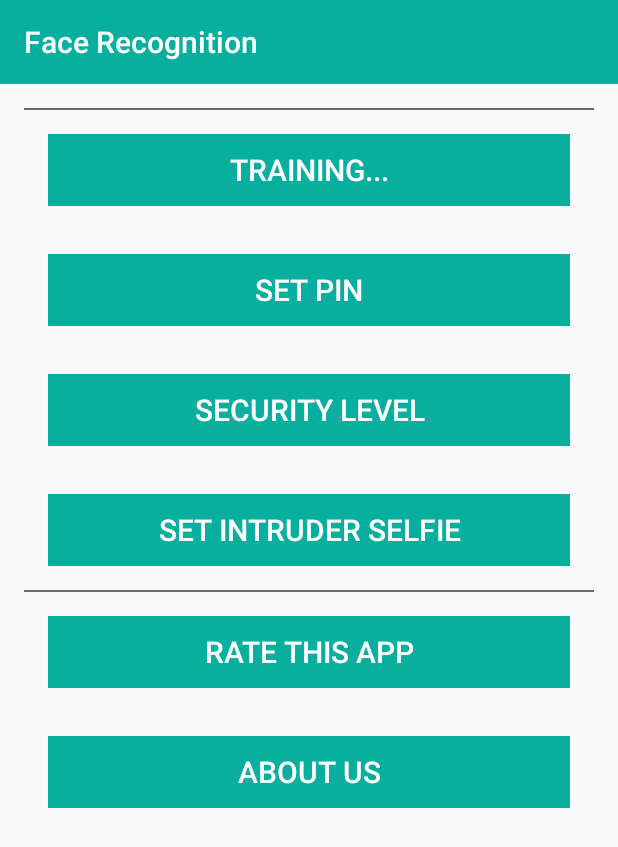
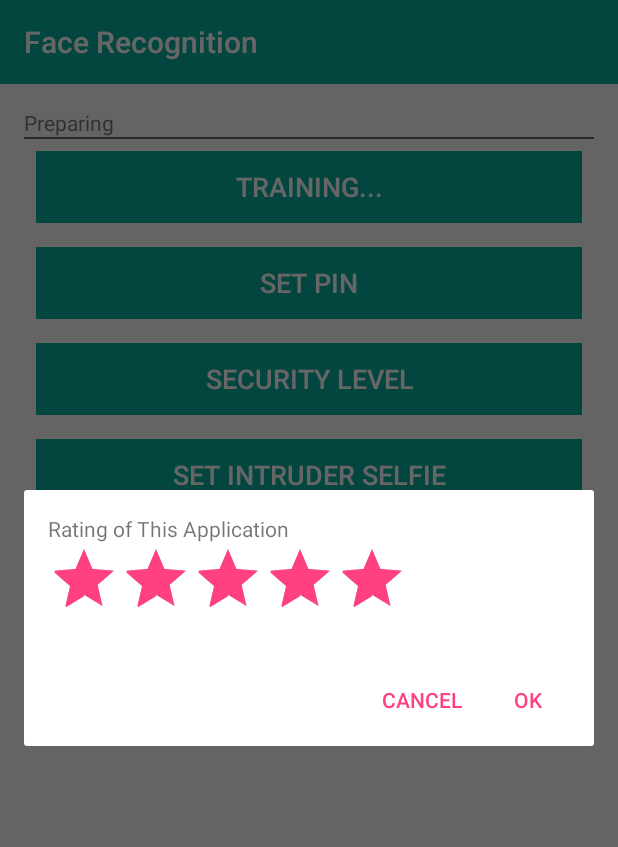
Before and after one commit to AyoubYoussfi/Pfe_RecognitionFacial, an Android app: the screen it shows after launch (MainActivity), after a tap on "RATE THIS APP", on a phone screen of 412 x 824 dp. Shown: the top 847 px of the screen. Run offline under Robolectric (Android 15) with nearby library versions, the phone set to English and light mode, and no system bars.

Commit message:
Second modification

```diff
--- a/facerecognition/src/main/java/org/opencv/javacv/facerecognition/Activity/RateThisApp.java
+++ b/facerecognition/src/main/java/org/opencv/javacv/facerecognition/Activity/RateThisApp.java
@@ -11,6 +11,6 @@ public class RateThisApp extends AppCompatActivity {
     @Override
     protected void onCreate(Bundle savedInstanceState) {
         super.onCreate(savedInstanceState);
-        setContentView(R.layout.activity_rate_this_app);
+        //setContentView(R.layout.activity_rate_this_app);
     }
 }
--- a/facerecognition/src/main/java/org/opencv/javacv/facerecognition/MainActivity.java
+++ b/facerecognition/src/main/java/org/opencv/javacv/facerecognition/MainActivity.java
@@ -2,6 +2,7 @@ package org.opencv.javacv.facerecognition;
 
 import android.content.Context;
 import android.content.DialogInterface;
+import android.content.Intent;
 import android.support.v7.app.AlertDialog;
 import android.support.v7.app.AppCompatActivity;
 import android.os.Bundle;
@@ -9,6 +10,10 @@ import android.view.LayoutInflater;
 import android.view.View;
 import android.widget.Button;
 import android.widget.EditText;
+
+import org.opencv.javacv.facerecognition.Activity.AboutUs;
+import org.opencv.javacv.facerecognition.Activity.SetIntruderSelfie;
+import org.opencv.javacv.facerecognition.Activity.Training;
 
 
 public class MainActivity extends AppCompatActivity {
@@ -24,6 +29,7 @@ public class MainActivity extends AppCompatActivity {
     }
 
     public void training(View view) {
+        startActivity(new Intent(MainActivity.this, Training.class));
     }
 
     public void setPin(View view) {
@@ -97,11 +103,43 @@ public class MainActivity extends AppCompatActivity {
     }
 
     public void setIntruderSelfie(View view) {
+        startActivity(new Intent(MainActivity.this, SetIntruderSelfie.class));
     }
 
     public void RateApp(View view) {
+        LayoutInflater li = LayoutInflater.from(context);
+        View promptsView = li.inflate(R.layout.activity_rate_this_app, null);
+
+        AlertDialog.Builder alertDialogBuilder = new AlertDialog.Builder(context);
+        // set prompts.xml to alertdialog builder
+        alertDialogBuilder.setView(promptsView);
+
+
+        // set dialog message
+        alertDialogBuilder
+                .setCancelable(false)
+                .setPositiveButton("OK",
+                        new DialogInterface.OnClickListener() {
+                            public void onClick(DialogInterface dialog,int id) {
+                                // get user input and set it to result
+                                // edit text
+
+                                //result.setText(userInput.getText());
+                            }
+                        })
+                .setNegativeButton("Cancel",
+                        new DialogInterface.OnClickListener() {
+                            public void onClick(DialogInterface dialog,int id) {
+                                dialog.cancel();
+                            }
+                        });
+        AlertDialog alertDialog = alertDialogBuilder.create();
+
+        // show it
+        alertDialog.show();
     }
 
     public void AboutUs(View view) {
+        startActivity(new Intent(MainActivity.this, AboutUs.class));
     }
 }
--- a/facerecognition/src/main/res/layout/activity_main.xml
+++ b/facerecognition/src/main/res/layout/activity_main.xml
@@ -13,6 +13,11 @@
         android:layout_width="wrap_content"
         android:layout_height="wrap_content"
         />
+
+    <TextView
+        android:layout_width="wrap_content"
+        android:layout_height="wrap_content"
+        android:text="Preparing"/>
 
     <View
         android:layout_width="match_parent"
@@ -51,6 +56,11 @@
         android:id="@+id/setIntruderSelfie"
         android:onClick="setIntruderSelfie"/>
 
+    <TextView
+        android:layout_width="wrap_content"
+        android:layout_height="wrap_content"
+        android:text="addition"/>
+
     <View
         android:layout_width="match_parent"
         android:layout_height="1dp"
--- a/facerecognition/src/main/res/layout/activity_rate_this_app.xml
+++ b/facerecognition/src/main/res/layout/activity_rate_this_app.xml
@@ -1,9 +1,30 @@
 <?xml version="1.0" encoding="utf-8"?>
-<android.support.constraint.ConstraintLayout xmlns:android="http://schemas.android.com/apk/res/android"
-    xmlns:app="http://schemas.android.com/apk/res-auto"
+<RelativeLayout
+    xmlns:android="http://schemas.android.com/apk/res/android"
     xmlns:tools="http://schemas.android.com/tools"
     android:layout_width="match_parent"
     android:layout_height="match_parent"
-    tools:context="org.opencv.javacv.facerecognition.Activity.RateThisApp">
+    tools:context="org.opencv.javacv.facerecognition.Activity.RateThisApp"
+    style="@style/Layout"
+    android:gravity="center"
+    android:layout_gravity="center">
 
-</android.support.constraint.ConstraintLayout>
+
+    <TextView
+        android:layout_width="match_parent"
+        android:layout_height="wrap_content"
+        android:text="Rating of This Application"
+        android:id="@+id/textView"/>
+
+    <RatingBar
+        android:id="@+id/ratingBar"
+        android:layout_width="wrap_content"
+        android:layout_height="wrap_content"
+        android:numStars="5"
+        android:stepSize="1.0"
+        android:rating="5.0"
+        android:layout_below="@+id/textView"
+        />
+
+
+</RelativeLayout>
--- a/facerecognition/src/main/res/layout/activity_security_level.xml
+++ b/facerecognition/src/main/res/layout/activity_security_level.xml
@@ -12,7 +12,9 @@
         android:layout_height="wrap_content"
         android:text="@string/SSecurityLevel"
         android:id="@+id/textView"
-        android:gravity="center"/>
+        android:gravity="center"
+        android:textSize="26dp"
+        />
 
     <RadioGroup
         android:layout_width="match_parent"
--- a/facerecognition/src/main/res/values/styles.xml
+++ b/facerecognition/src/main/res/values/styles.xml
@@ -11,12 +11,12 @@
 
 
     <style name="ButonDashbord">
-        <item name="android:paddingTop">8dp</item>
-        <item name="android:paddingBottom">8dp</item>
-        <item name="android:layout_margin">16dp</item>
+        <item name="android:paddingTop">6dp</item>
+        <item name="android:paddingBottom">6dp</item>
+        <item name="android:layout_margin">8dp</item>
         <item name="android:textColor">#ffffff</item>
         <item name="android:background">#08AE9E</item>
-        <item name="android:textSize">20dp</item>
+        <item name="android:textSize">18dp</item>
     </style>
 
     <style name="Layout">
```
Also changed, not shown: facerecognition/src/main/res/layout-v14/activity_set_intruder_selfie.xml (added, +40 -0 lines), facerecognition/src/main/res/layout/activity_set_intruder_selfie.xml (+43 -3 lines), facerecognition/src/main/res/layout/set_intruder_selfie_dashbord.xml (added, +58 -0 lines), 64 other files.
